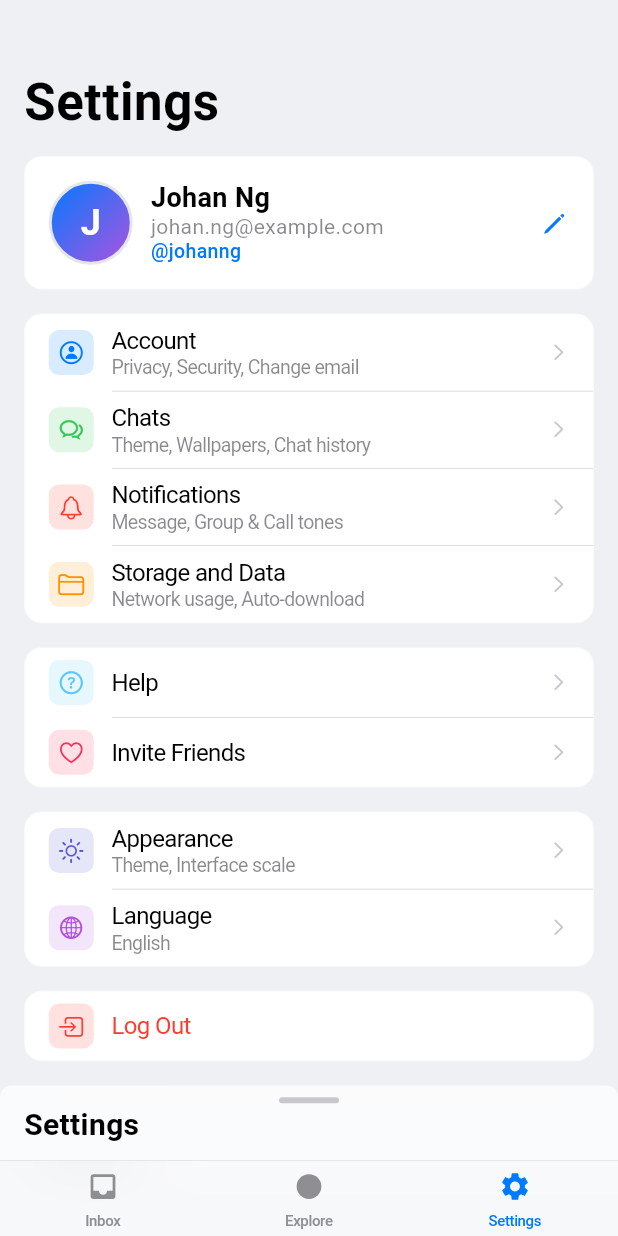
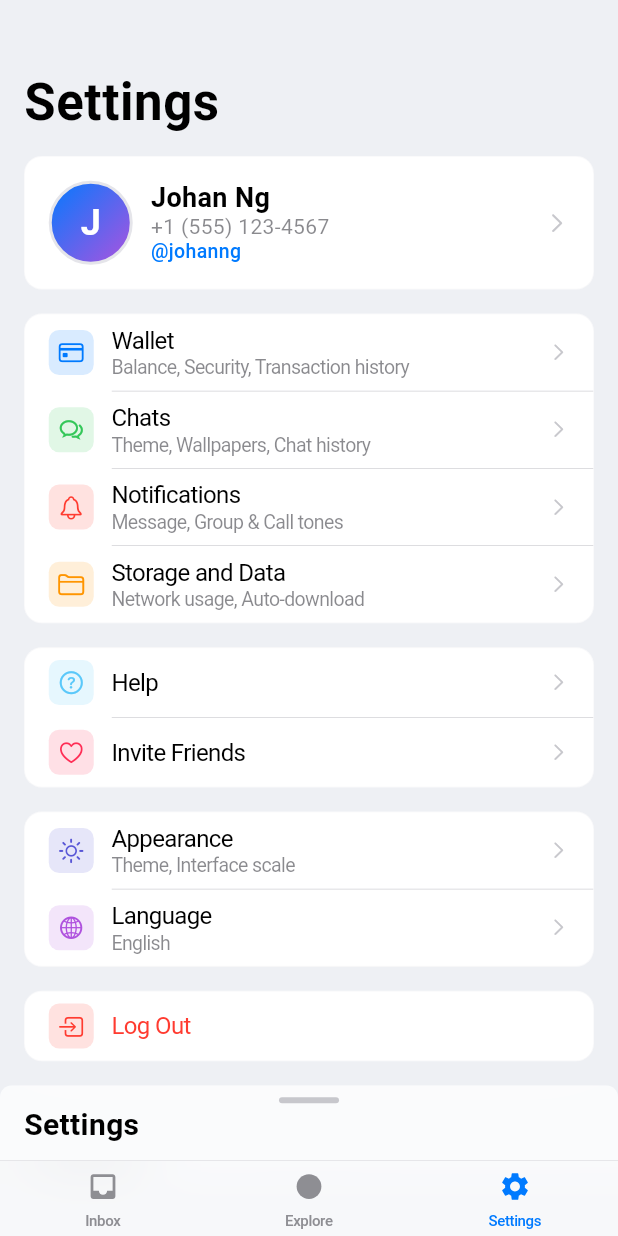
Before and after one commit to 0xjeffro/Signal, a Flutter app: the screen it shows after launch, item 3 of the bottom bar chosen, on a phone screen of 412 x 824 dp. Run offline on Flutter 3.47's test engine with Material 3 defaults, Android fonts, the phone set to English and light mode, and no system bars; our stand-ins replace flutter_svg.

Commit message:
Update settings page to reflect wallet features and user contact information
- Changed the 'Account' section to 'Wallet' with updated subtitle for clarity.
- Updated user contact information displayed on the settings page.
- Modified edit button icon and action to better represent profile navigation.

```diff
--- a/signal_app/lib/pages/settings_page.dart
+++ b/signal_app/lib/pages/settings_page.dart
@@ -39,11 +39,11 @@ class _SettingsPageState extends State<SettingsPage> {
                   context,
                   items: [
                     _SettingsItem(
-                      icon: CupertinoIcons.person_circle,
+                      icon: CupertinoIcons.creditcard,
                       iconColor: CupertinoColors.systemBlue,
-                      title: 'Account',
-                      subtitle: 'Privacy, Security, Change email',
-                      onTap: () => _showComingSoon(context, 'Account'),
+                      title: 'Wallet',
+                      subtitle: 'Balance, Security, Transaction history',
+                      onTap: () => _showComingSoon(context, 'Wallet'),
                     ),
                     _SettingsItem(
                       icon: CupertinoIcons.chat_bubble_2,
@@ -188,7 +188,7 @@ class _SettingsPageState extends State<SettingsPage> {
                 ),
                 SizedBox(height: 0),
                 Text(
-                  'johan.ng@example.com',
+                  '+1 (555) 123-4567',
                   style: TextStyle(
                     fontSize: 14,
                     fontWeight: FontWeight.w400,
@@ -210,16 +210,16 @@ class _SettingsPageState extends State<SettingsPage> {
             ),
           ),
 
-          // 编辑按钮
+          // 进入按钮
           CupertinoButton(
             padding: EdgeInsets.zero,
             minSize: 0,
             child: Icon(
-              CupertinoIcons.pencil,
-              color: CupertinoColors.systemBlue.resolveFrom(context),
-              size: 20,
+              CupertinoIcons.chevron_right,
+              color: CupertinoColors.systemGrey3.resolveFrom(context),
+              size: 16,
             ),
-            onPressed: () => _showComingSoon(context, 'Edit Profile'),
+            onPressed: () => _showComingSoon(context, 'Profile'),
           ),
         ],
       ),
```
